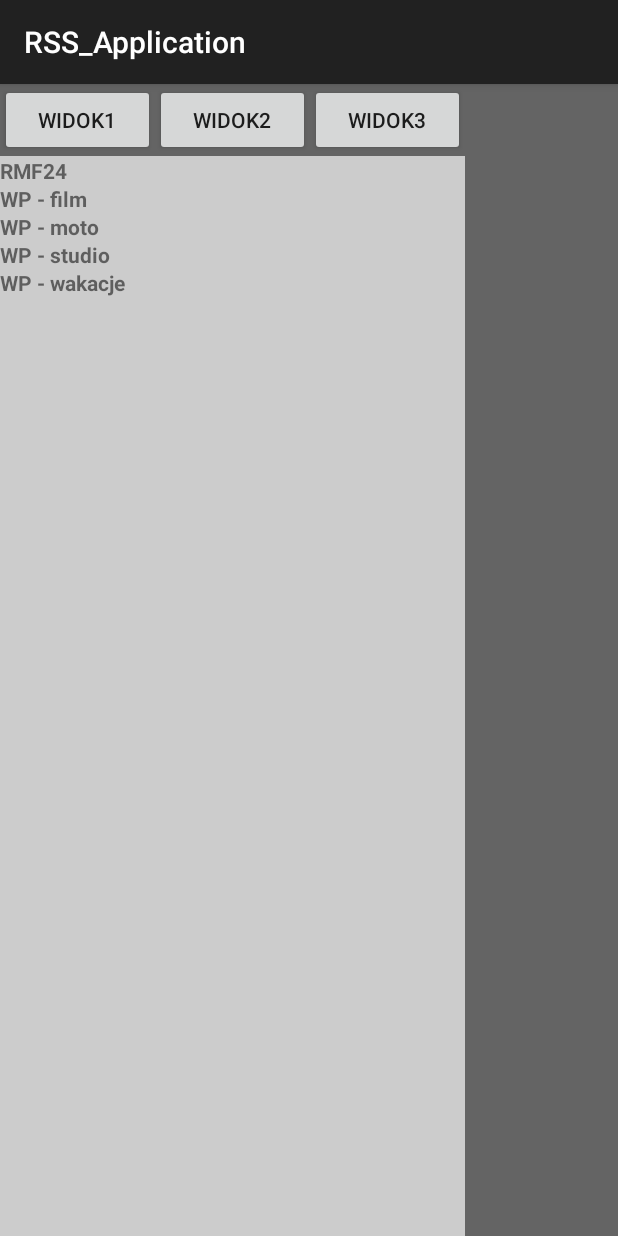
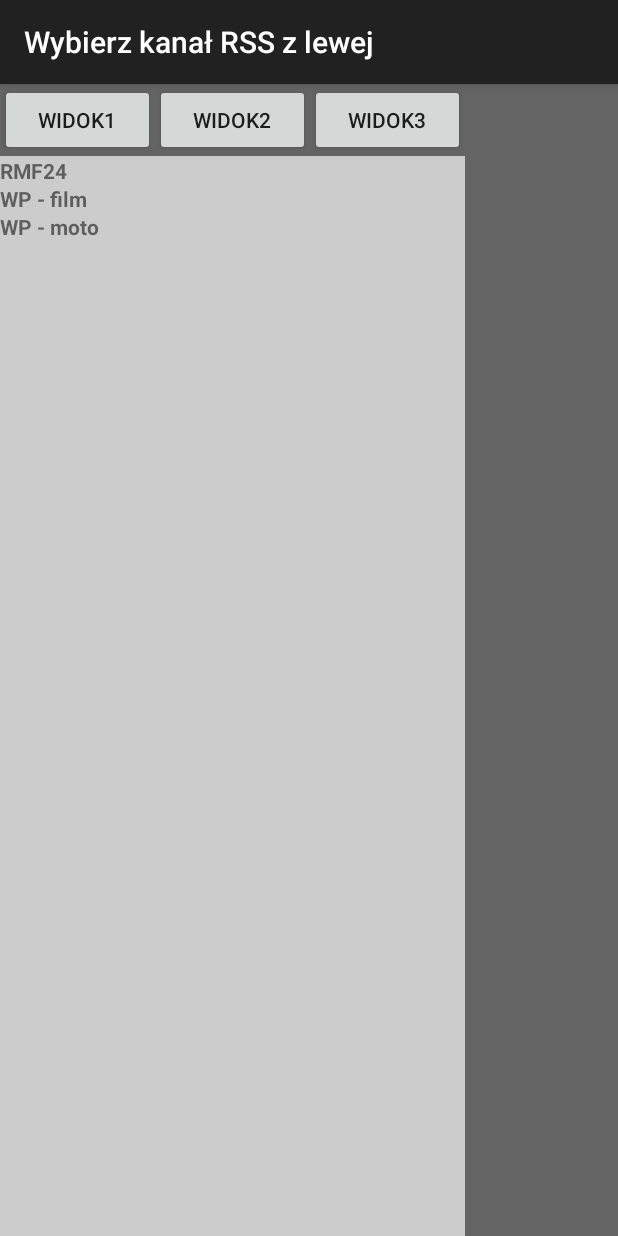
Before and after one commit to PiotrRozanski/RSS_Application, an Android app: the screen it shows after launch (MainActivity), with the side drawer open, on a phone screen of 412 x 824 dp. Run offline under Robolectric (Android 15) with nearby library versions, the phone set to English and light mode, and no system bars.

Commit message:
schowany link, instrukcja na powitanie

```diff
--- a/app/src/main/java/uz/pl/rss_application/MainActivity.java
+++ b/app/src/main/java/uz/pl/rss_application/MainActivity.java
@@ -57,6 +57,7 @@ public class MainActivity extends AppCompatActivity {
         setContentView(R.layout.activity_main);
         setViewElementAction();
         fillRssChannels();
+        setTitle("Wybierz kanał RSS z lewej");
     }
 
     ArrayList<RssChannelModel> channels;
@@ -67,9 +68,7 @@ public class MainActivity extends AppCompatActivity {
         channels = new ArrayList<>(Arrays.asList(
                 new RssChannelModel("RMF24", "http://www.rmf24.pl/fakty/feed"),
                 new RssChannelModel("WP - film", "http://film.wp.pl/rss.xml"),
-                new RssChannelModel("WP - moto", "http://moto.wp.pl/rss.xml"),
-                new RssChannelModel("WP - studio", "http://studio.wp.pl/rss.xml"),
-                new RssChannelModel("WP - wakacje", "http://wakacje.wp.pl/rss.xml")));
+                new RssChannelModel("WP - moto", "http://moto.wp.pl/rss.xml")));
 
         ChannelListAdapter adapter = new ChannelListAdapter(this, R.layout.rss_channel, channels);
         channelsListView.setAdapter(adapter);
--- a/app/src/main/java/uz/pl/rss_application/adapter/RssFeedListAdapter.java
+++ b/app/src/main/java/uz/pl/rss_application/adapter/RssFeedListAdapter.java
@@ -32,7 +32,6 @@ public class RssFeedListAdapter extends RecyclerView.Adapter<FeedModelViewHolder
 
         addRssMessageToView(holder, R.id.titleText, rssFeedModel.getTitle());
         addRssMessageToView(holder, R.id.descriptionText, prepareDescription(rssFeedModel.getDescription()));
-        addRssMessageToView(holder, R.id.linkText, rssFeedModel.getLink());
     }
 
     @Override
--- a/app/src/main/res/layout/activity_main.xml
+++ b/app/src/main/res/layout/activity_main.xml
@@ -7,8 +7,7 @@
     <android.support.v4.widget.SwipeRefreshLayout
         android:id="@+id/swipeRefreshLayout"
         android:layout_width="match_parent"
-        android:layout_height="match_parent"
-        android:layout_marginTop="@dimen/activity_vertical_margin">
+        android:layout_height="match_parent" >
 
         <android.support.v7.widget.RecyclerView
             android:id="@+id/recyclerView"
--- a/app/src/main/res/layout/item_rss_feed.xml
+++ b/app/src/main/res/layout/item_rss_feed.xml
@@ -15,11 +15,6 @@ android:orientation="vertical">
     android:layout_width="match_parent"
     android:layout_height="wrap_content" />
 
-<TextView
-    android:id="@+id/linkText"
-    android:layout_width="match_parent"
-    android:layout_height="wrap_content" />
-
 <View
     android:layout_width="match_parent"
     android:layout_height="1dp"
```
